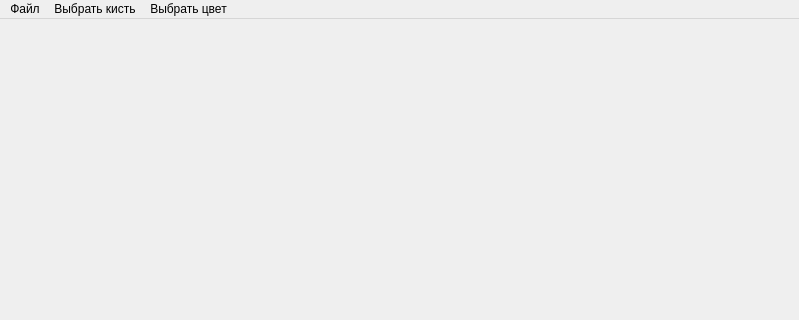
DeMiVL/Py_labs, file DRAWLABUI.ui: the form before one commit; both pictures show x 0 to 799 and y 0 to 320 of the 799 by 599 pixel window.
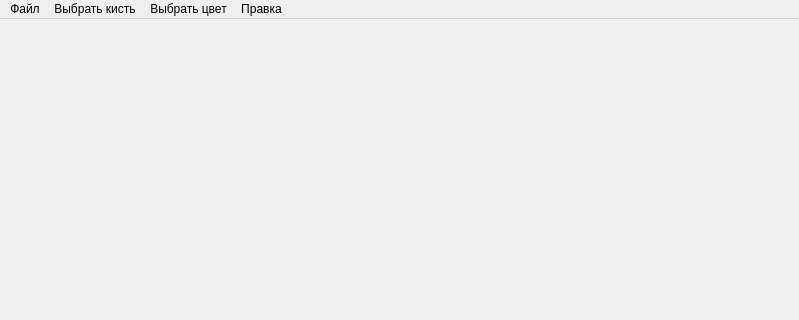
The form after the commit.

What changed in the file:
```diff
--- a/DRAWLABUI.ui
+++ b/DRAWLABUI.ui
@@ -88,9 +88,17 @@
     <addaction name="separator"/>
     <addaction name="InputColor"/>
    </widget>
+   <widget class="QMenu" name="EditMenu">
+    <property name="title">
+     <string>Правка</string>
+    </property>
+    <addaction name="UndoAction"/>
+    <addaction name="RedoAction"/>
+   </widget>
    <addaction name="FileMenu"/>
    <addaction name="BrushMenu"/>
    <addaction name="ColorMenu"/>
+   <addaction name="EditMenu"/>
   </widget>
   <widget class="QStatusBar" name="statusbar"/>
   <action name="FileAction">
```
Left out of the diff: 10 changed lines with no effect on the pictures.
